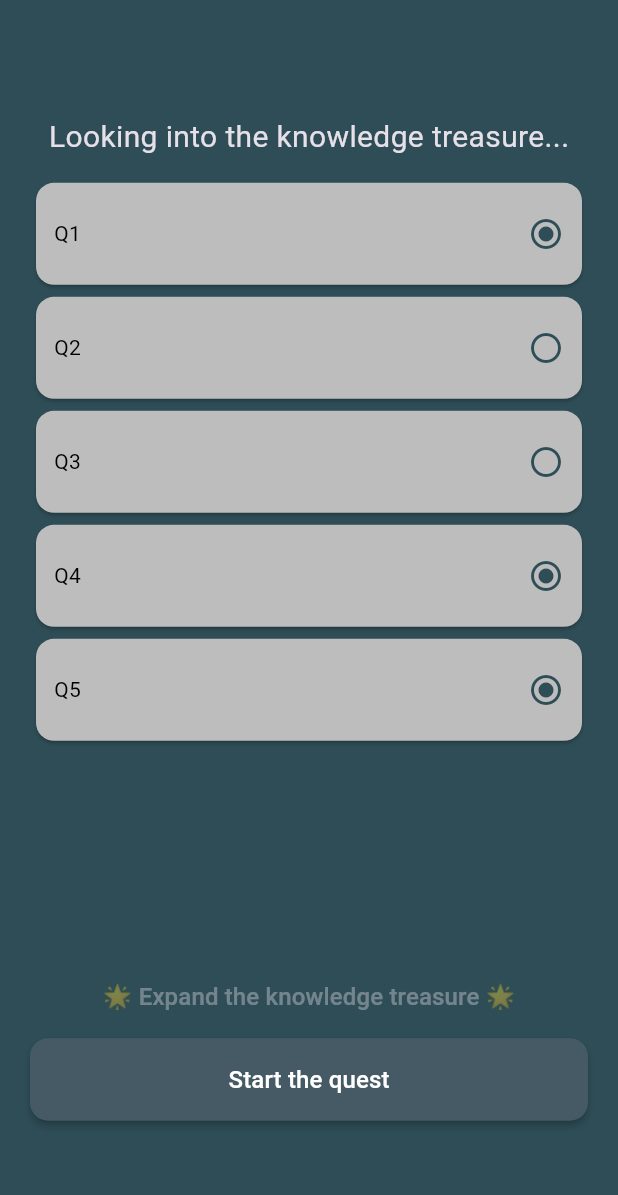
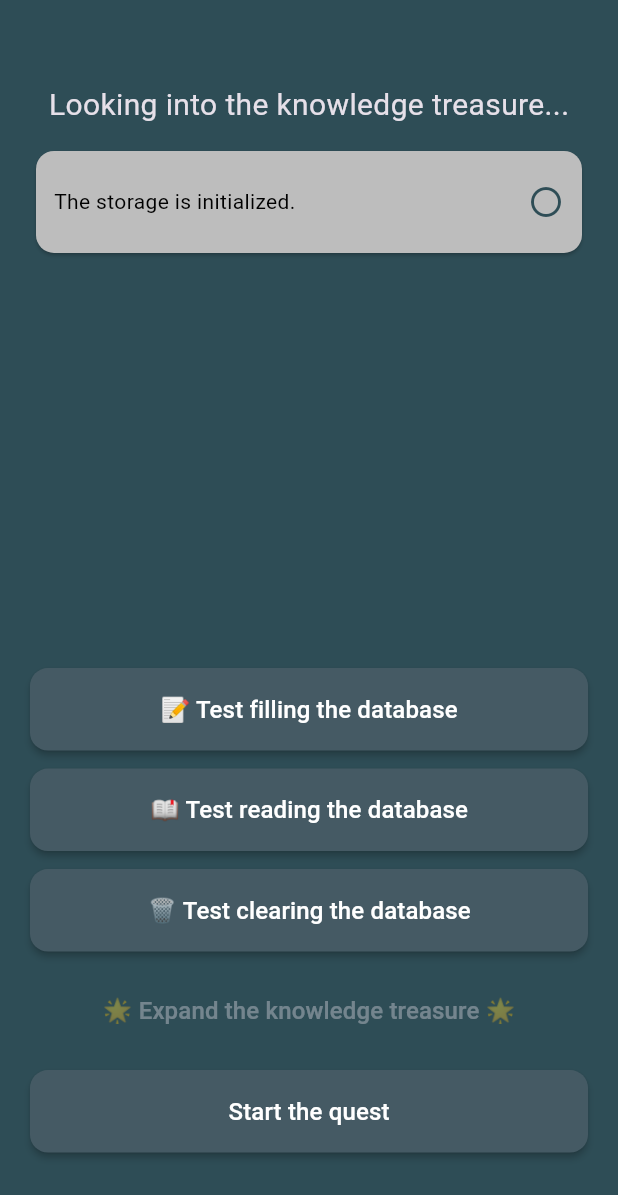
Before and after one commit to Marija97/Knowledge-Treasure-Deck-Flutter-Mobile-App, a Flutter app: the screen it shows after launch, on a phone screen of 412 x 824 dp. Shown: the top 1195 px of the screen. Run offline on Flutter 3.47's test engine with Material 3 defaults, Android fonts, the phone set to English and light mode, and no system bars; our stand-ins replace equatable, flutter_riverpod, flutter_svg, go_router, hive_flutter; accounts and stored records are empty; generated files the repository leaves out were written again.

Commit message:
Local knowledge repository

```diff
--- a/lib/app/data/models/factoid.dart
+++ b/lib/app/data/models/factoid.dart
@@ -1,3 +1,5 @@
+import 'dart:convert';
+
 import 'package:equatable/equatable.dart';
 
 class Factoid extends Equatable {
@@ -13,4 +15,22 @@ class Factoid extends Equatable {
 
   @override
   List<Object?> get props => <Object?>[question, correctAnswer];
+
+  factory Factoid.fromJson(String str) => Factoid.fromMap(
+        json.decode(str),
+      );
+
+  String toJson() => json.encode(_toMap());
+
+  factory Factoid.fromMap(Map<String, dynamic> json) => Factoid(
+        question: json["question"],
+        correctAnswer: json["correctAnswer"],
+        obtained: json["obtained"] as bool,
+      );
+
+  Map<String, dynamic> _toMap() => {
+        "question": question,
+        "correctAnswer": correctAnswer,
+        "obtained": obtained,
+      };
 }
--- a/lib/app/features/knowledge/view/knowledge_overview_page.dart
+++ b/lib/app/features/knowledge/view/knowledge_overview_page.dart
@@ -5,7 +5,6 @@ import 'package:flutter/material.dart';
 import 'package:flutter_riverpod/flutter_riverpod.dart';
 import 'package:go_router/go_router.dart';
 
-import '../../../theme/colors.dart';
 import '../../../widgets/text.dart';
 import '../controllers/knowledge_controller.dart';
 
@@ -29,19 +28,27 @@ class KnowledgeOverviewPage extends ConsumerWidget {
               const SizedBox(height: 12),
               Expanded(
                 flex: 8,
-                child: state.when(
-                  data: (knowledge) => ListView(
-                    children: knowledge.units.map(FactoidView.new).toList(),
-                  ),
-                  error: (error, _) => Text(error.toString()),
-                  loading: () => Center(
-                    child: CircularProgressIndicator.adaptive(
-                      backgroundColor: AppColors.primaryLight,
-                    ),
-                  ),
+                child: ListView(
+                  children: state.units.map(FactoidView.new).toList(),
                 ),
               ),
+              AppButton(
+                title: '📝 Test filling the database',
+                onTap: controller.databaseFillUpTest,
+              ),
+              const SizedBox(height: 12),
+              AppButton(
+                title: '📖 Test reading the database',
+                onTap: controller.readDatabaseTest,
+              ),
+              const SizedBox(height: 12),
+              AppButton(
+                title: '🗑️ Test clearing the database',
+                onTap: controller.clearDatabaseTest,
+              ),
+              const SizedBox(height: 12),
               AppButton(title: '🌟 Expand the knowledge treasure 🌟'),
+              const SizedBox(height: 12),
               AppButton(
                 title: 'Start the quest',
                 onTap: () => GoRouter.of(context).push(RoutePaths.quiz),
--- a/lib/app/features/quiz/controllers/quiz_state.dart
+++ b/lib/app/features/quiz/controllers/quiz_state.dart
@@ -6,14 +6,12 @@ class QuizState extends Equatable {
   const QuizState({
     required this.factoid,
     required this.ordinalNumber,
+    this.completed = false,
   });
-
-  static const questLength = 5; // Todo set in settings...
 
   final Factoid? factoid;
   final int ordinalNumber;
-
-  bool get completed => ordinalNumber == questLength;
+  final bool completed;
 
   @override
   List<Object?> get props => [];
--- a/lib/main.dart
+++ b/lib/main.dart
@@ -6,7 +6,6 @@ import 'app/routing/router.dart';
 import 'app/theme/theme.dart';
 
 Future<void> main() async {
-  await Future.delayed(const Duration(seconds: 1));
   WidgetsFlutterBinding.ensureInitialized();
   runApp(const ProviderScope(child: KnowFlowApp()));
 }
```
Also changed, not shown: lib/app/data/knowledge_repository/knowledge_repository.dart (added, +18 -0 lines), lib/app/data/knowledge_repository/local_knowledge_repository.dart (added, +36 -0 lines), lib/app/features/knowledge/controllers/knowledge_controller.dart (+34 -11 lines), lib/app/features/quiz/controllers/quiz_controller.dart (+24 -8 lines), lib/app/features/quiz/view/quiz_page.dart (+5 -15 lines), lib/app/services/storage/hive_storage_service.dart (+4 -4 lines), lib/app/services/storage/storage_service.dart (+5 -3 lines).
